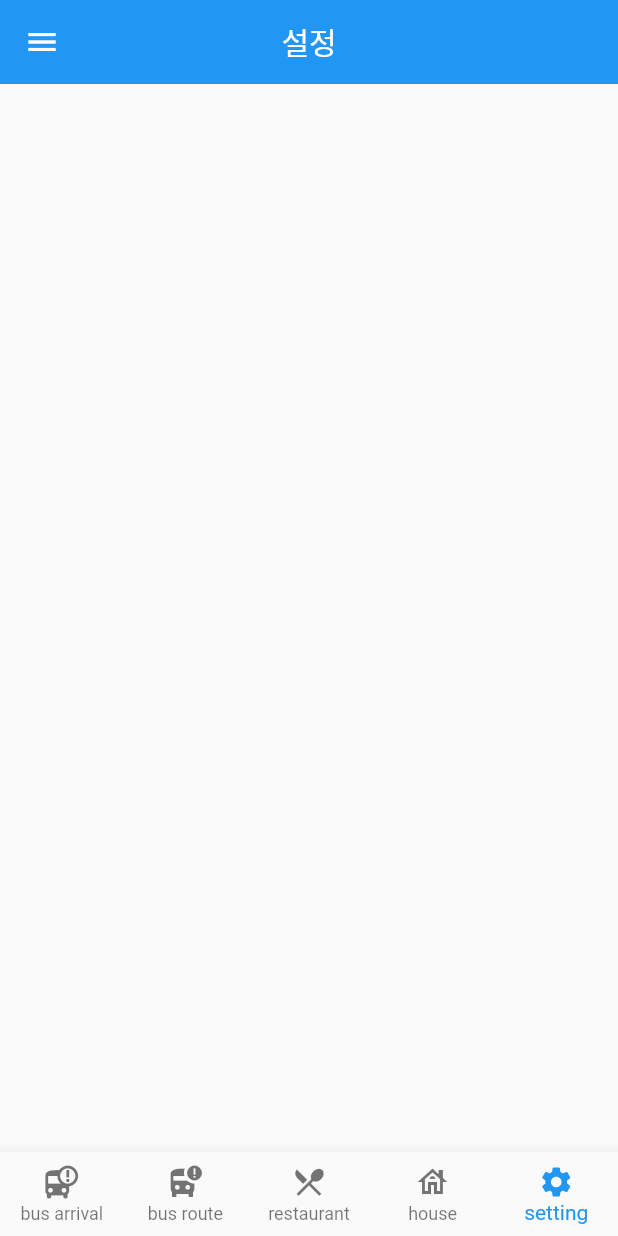
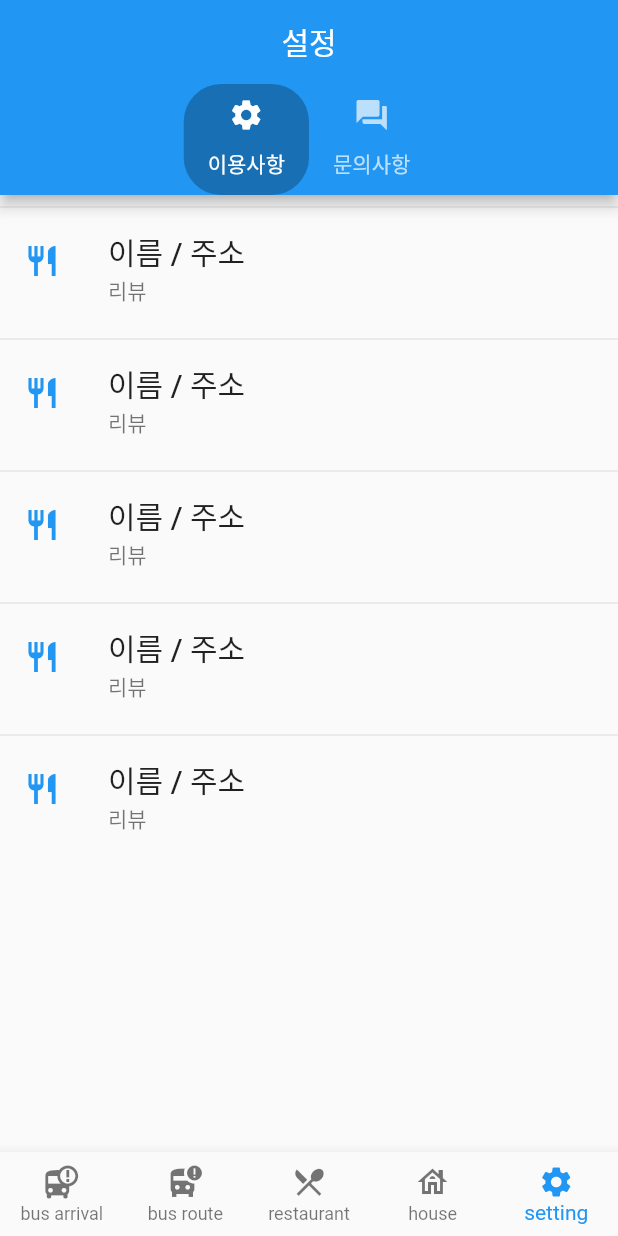
Before and after one commit to BUSS-team5/front-back, a Flutter app: the screen it shows after launch, item 5 of the bottom bar chosen, on a phone screen of 412 x 824 dp. Run offline on Flutter 3.47's test engine with Material 2 defaults, Android fonts, the phone set to English and light mode, and no system bars; missing offline and left inert: naver_map_plugin, xml2json; network calls fail.

Commit message:
음식점 부동산 설정

```diff
--- a/lib/bus_arrival.dart
+++ b/lib/bus_arrival.dart
@@ -11,7 +11,8 @@ class _MyAppState extends State<bus_arrival> {
   Widget build(BuildContext context) {
     return Scaffold(
         appBar: AppBar(
-          title: Text('버스 도착 정보'),
+          title: Text('버스 도착 정보'
+          ),
           centerTitle: true, // 중앙 정렬
           elevation: 0.0,
         ),
@@ -43,7 +44,7 @@ class _MyAppState extends State<bus_arrival> {
                     child: ListWidget(
                       end: 2,
                     ),
-                  )
+                  ),
                 ]
             )
         )
--- a/lib/bus_route.dart
+++ b/lib/bus_route.dart
@@ -63,6 +63,11 @@ class _MyAppState extends State<bus_route> {
                 ],
               ),
             ),
+        SizedBox(width: 8),
+        Card(
+        child: const Text('버스 노선 정보'),
+
+    ),
           ],
         ),
       ),
--- a/lib/house.dart
+++ b/lib/house.dart
@@ -1,55 +1,131 @@
+
 import 'package:flutter/material.dart';
-import 'package:test_project/oneroom.dart';
-import 'package:test_project/tworoom.dart';
 
-class house extends StatefulWidget {
+class house extends StatelessWidget {
   @override
-  _MyAppState createState() => _MyAppState();
-}
-
-class _MyAppState extends State<house> {
   Widget build(BuildContext context) {
-    return Scaffold(
-      appBar: AppBar(
-        title: Text('부동산 정보'),
-        centerTitle: true, // 중앙 정렬
-        elevation: 0.0,
-      ),
-      drawer: Drawer(
-        // Add a ListView to the drawer. This ensures the user can scroll
-        // through the options in the drawer if there isn't enough vertical
-        // space to fit everything.
-        child: ListView(
-          // Important: Remove any padding from the ListView.
-          padding: EdgeInsets.zero,
-          children: [
-            const DrawerHeader(
-              decoration: BoxDecoration(
-                color: Colors.blue,
+    return new MaterialApp(
+      home: new DefaultTabController(
+        length: 2,
+        child: Scaffold(
+          appBar: AppBar(
+            title: Text("부동산 정보"),
+            centerTitle: true,
+            bottom: new TabBar(
+                isScrollable: true,
+                indicator: BoxDecoration(
+                    color: Colors.black26,
+                    borderRadius:  BorderRadius.circular(25.0)
+                ) ,
+                tabs: [
+                  new Tab(text: '원룸', icon: new Icon(Icons.house)),
+                  new Tab(text: '투룸/빌라', icon: new Icon(Icons.apartment)),
+                ]),
+          ),
+          body: new TabBarView(
+            children: [
+              new ListView(
+                children: list,
               ),
-              child: Text('category'),
-            ),
-            ListTile(
-              title: const Text('원룸'),
-              onTap: () {
-                Navigator.push(
-                    context,
-                    MaterialPageRoute(builder: (context) => oneroom())
-                );
-              },
-            ),
-            ListTile(
-              title: const Text('투룸/빌라'),
-              onTap: () {
-                Navigator.push(
-                  context,
-                  MaterialPageRoute(builder: (context) => tworoom())
-                );
-              },
-            ),
-          ],
+              new ListView(
+                children: list1,
+              ),
+            ],
+          ),
         ),
       ),
     );
   }
 }
+
+List<Widget> list = <Widget>[
+  new Divider(),
+  new ListTile(
+    title: new Text('이름 / 주소',
+        style: new TextStyle(fontWeight: FontWeight.w500, fontSize: 20.0)),
+    subtitle: new Text('리뷰',),
+    leading: new Icon(
+      Icons.restaurant,
+      color: Colors.blue[500],
+    ),
+  ),
+  new Divider(),
+  new ListTile(
+    title: new Text('이름 / 주소',
+        style: new TextStyle(fontWeight: FontWeight.w500, fontSize: 20.0)),
+    subtitle: new Text('리뷰'),
+
+
+    leading: new Icon(
+      Icons.restaurant,
+      color: Colors.blue[500],
+    ),
+  ),
+  new Divider(),
+  new ListTile(
+    title: new Text('이름 / 주소',
+        style: new TextStyle(fontWeight: FontWeight.w500, fontSize: 20.0)),
+    subtitle: new Text('리뷰',),
+    leading: new Icon(
+      Icons.restaurant,
+      color: Colors.blue[500],
+    ),
+  ),
+  new Divider(),
+  new ListTile(
+    title: new Text('이름 / 주소',
+        style: new TextStyle(fontWeight: FontWeight.w500, fontSize: 20.0)),
+    subtitle: new Text('리뷰',),
+    leading: new Icon(
+      Icons.restaurant,
+      color: Colors.blue[500],
+    ),
+  ),
+];
+
+List<Widget> list1 = <Widget>[
+  new Divider(),
+  new ListTile(
+    title: new Text('이름 / 주소',
+        style: new TextStyle(fontWeight: FontWeight.w500, fontSize: 20.0)),
+    subtitle: new Text('리뷰',),
+    leading: new Icon(
+      Icons.restaurant,
+      color: Colors.blue[500],
+    ),
+  ),
+  new Divider(),
+  new ListTile(
+    title: new Text('이름 / 주소',
+        style: new TextStyle(fontWeight: FontWeight.w500, fontSize: 20.0)),
+    subtitle: new Text('리뷰',),
+    leading: new Icon(
+      Icons.restaurant,
+      color: Colors.blue[500],
+    ),
+  ),
+  new Divider(),
+  new ListTile(
+    title: new Text('이름 / 주소',
+        style: new TextStyle(fontWeight: FontWeight.w500, fontSize: 20.0)),
+    subtitle: new Text('리뷰',),
+    leading: new Icon(
+      Icons.restaurant,
+      color: Colors.blue[500],
+    ),
+  ),
+  new Divider(),
+  new ListTile(
+    title: new Text('이름 / 주소',
+        style: new TextStyle(fontWeight: FontWeight.w500, fontSize: 20.0)),
+    subtitle: new Text('리뷰',),
+    leading: new Icon(
+      Icons.restaurant,
+      color: Colors.blue[500],
+    ),
+  ),
+];
+
+void main() {
+  runApp(new house());
+}
--- a/lib/list.dart
+++ b/lib/list.dart
@@ -7,9 +7,9 @@ class ListWidget extends StatelessWidget {
   int? end;
   ListWidget({Key? key, required this.end}) : super(key: key);
 
-  late EvProvider _evProvider; // EvProvider 호출
+  late EvProvider _evProvider; // 버스 이름/도착 정보 받아오기
 
-  Widget _makeEvOne(Ev ev) {
+  Widget _makeEvOne(Ev ev) { // 리스트를 컨테이너로 제작
     var arrtemp = ev.arrtime! / 60;
     var buf = arrtemp.toInt();
     return Column(
@@ -35,7 +35,7 @@ class ListWidget extends StatelessWidget {
   }
 
   // 리스트 뷰
-  Widget _makeListView(List<Ev> evs) {
+  Widget _makeListView(List<Ev> evs) { // 버스 리스트 만들기
     var node = new List<String>.empty(growable: true);
     if(end == 1){
       node.addAll(["191", "193", "51-1", "190-3", "891-2", "57", "190", "192", "195", "900", "196"]);
--- a/lib/main.dart
+++ b/lib/main.dart
@@ -15,7 +15,7 @@ import 'dart:io';
 // 페이지 import
 
 void main() {
-  HttpOverrides.global = NoCheckCertificateHttpOverrides();
+  HttpOverrides.global = NoCheckCertificateHttpOverrides(); // API 키 권한 받아오기
   runApp( MyApp());
 } //main에서 MyApp이란 클래스를 호출한다.
 
@@ -53,12 +53,12 @@ class MyPage extends StatefulWidget {
 
 class _MyPageState extends State<MyPage> {
   int currentIndex =0;
-  final screens = [ //이게 하나하나의 화면이되고, Text등을 사용하거나, dart파일에 있는 class를 넣는다.
-    bus_arrival(),
-    bus_route(),
-    restaurant(),
-    house(),
-    setting(),
+  final screens = [
+    bus_arrival(), // 버스 도착 페이지
+    bus_route(), // 버스 노선 페이지
+    restaurant(), // 음식점 및 카페 페이지
+    house(), // 부동산 페이지
+    setting(), // 설정 페이지
   ];
   Widget build(BuildContext context) {
     return Scaffold(
@@ -70,7 +70,7 @@ class _MyPageState extends State<MyPage> {
         // navigation 기능
         type: BottomNavigationBarType.fixed,
         items: [
-          BottomNavigationBarItem(
+          BottomNavigationBarItem( // 페이지 이동 함수
             icon: Icon(Icons.bus_alert),
             label: 'bus arrival',
           ),
--- a/lib/restaurant.dart
+++ b/lib/restaurant.dart
@@ -1,55 +1,147 @@
+
 import 'package:flutter/material.dart';
-import 'package:test_project/cafe.dart';
-import 'package:test_project/food.dart';
 
-class restaurant extends StatefulWidget {
+class restaurant extends StatelessWidget {
   @override
-  _MyAppState createState() => _MyAppState();
-}
-
-class _MyAppState extends State<restaurant > {
   Widget build(BuildContext context) {
-    return Scaffold(
-      appBar: AppBar(
-        title: Text('맛집 정보'),
-        centerTitle: true, // 중앙 정렬
-        elevation: 0.0,
-      ),
-      drawer: Drawer(
-        // Add a ListView to the drawer. This ensures the user can scroll
-        // through the options in the drawer if there isn't enough vertical
-        // space to fit everything.
-        child: ListView(
-          // Important: Remove any padding from the ListView.
-          padding: EdgeInsets.zero,
-          children: [
-            const DrawerHeader(
-              decoration: BoxDecoration(
-                color: Colors.blue,
+    return new MaterialApp(
+      home: new DefaultTabController(
+        length: 2,
+        child: Scaffold(
+          appBar: AppBar(
+            title: Text("맛집 정보"),
+            centerTitle: true,
+            bottom: new TabBar(
+                isScrollable: true,
+                indicator: BoxDecoration(
+                    color: Colors.black26,
+                    borderRadius:  BorderRadius.circular(25.0)
+                ) ,
+                tabs: [
+                  new Tab(text: '카페', icon: new Icon(Icons.local_cafe)),
+                  new Tab(text: '음식점', icon: new Icon(Icons.restaurant_menu)),
+                ]),
+          ),
+          body: new TabBarView(
+            children: [
+              new ListView(
+                children: list,
               ),
-              child: Text('category'),
-            ),
-            ListTile(
-              title: const Text('음식점'),
-              onTap: () {
-                Navigator.push(
-                    context,
-                    MaterialPageRoute(builder: (context) => food())
-                );
-              },
-            ),
-            ListTile(
-              title: const Text('카페'),
-              onTap: () {
-                Navigator.push(
-                    context,
-                    MaterialPageRoute(builder: (context) => cafe())
-                );
-              },
-            ),
-          ],
+              new ListView(
+                children: Twolist,
+              ),
+            ],
+          ),
         ),
       ),
     );
   }
 }
+
+List<Widget> list = <Widget>[
+  new ListTile(
+    title: new Text('이름 / 주소',
+        style: new TextStyle(fontWeight: FontWeight.w500, fontSize: 20.0)),
+    subtitle: new Text('리뷰'),
+    leading: new Icon(
+      Icons.restaurant,
+      color: Colors.blue[500],
+    ),
+  ),
+  new Divider(),
+  new ListTile(
+    title: new Text('이름 / 주소',
+        style: new TextStyle(fontWeight: FontWeight.w500, fontSize: 20.0)),
+    subtitle: new Text('리뷰'),
+    leading: new Icon(
+      Icons.restaurant,
+      color: Colors.blue[500],
+    ),
+  ),
+  new Divider(),
+  new ListTile(
+    title: new Text('이름 / 주소',
+        style: new TextStyle(fontWeight: FontWeight.w500, fontSize: 20.0)),
+    subtitle: new Text('리뷰'),
+    leading: new Icon(
+      Icons.restaurant,
+      color: Colors.blue[500],
+    ),
+  ),
+  new Divider(),
+  new ListTile(
+    title: new Text('이름 / 주소',
+        style: new TextStyle(fontWeight: FontWeight.w500, fontSize: 20.0)),
+    subtitle: new Text('리뷰'),
+    leading: new Icon(
+      Icons.restaurant,
+      color: Colors.blue[500],
+    ),
+  ),
+];
+
+List<Widget> Twolist = <Widget>[
+  new ListTile(
+    title: new Text('이름 / 주소',
+        style: new TextStyle(fontWeight: FontWeight.w500, fontSize: 20.0)),
+    subtitle: new Text('리뷰'),
+    leading: new Icon(
+      Icons.restaurant,
+      color: Colors.blue[500],
+    ),
+  ),
+  new Divider(),
+  new ListTile(
+    title: new Text('이름 / 주소',
+        style: new TextStyle(fontWeight: FontWeight.w500, fontSize: 20.0)),
+    subtitle: new Text('리뷰'),
+    leading: new Icon(
+      Icons.restaurant,
+      color: Colors.blue[500],
+    ),
+  ),
+  new Divider(),
+  new ListTile(
+    title: new Text('이름 / 주소',
+        style: new TextStyle(fontWeight: FontWeight.w500, fontSize: 20.0)),
+    subtitle: new Text('리뷰'),
+    leading: new Icon(
+      Icons.restaurant,
+      color: Colors.blue[500],
+    ),
+  ),
+  new Divider(),
+  new ListTile(
+    title: new Text('이름 / 주소',
+        style: new TextStyle(fontWeight: FontWeight.w500, fontSize: 20.0)),
+    subtitle: new Text('리뷰',),
+    leading: new Icon(
+      Icons.restaurant,
+      color: Colors.blue[500],
+    ),
+),
+    new Divider(),
+    new ListTile(
+      title: new Text('이름 / 주소',
+          style: new TextStyle(fontWeight: FontWeight.w500, fontSize: 20.0)),
+      subtitle: new Text('리뷰',),
+      leading: new Icon(
+        Icons.restaurant,
+        color: Colors.blue[500],
+      ),
+    ),
+  new Divider(),
+  new ListTile(
+    title: new Text('이름 / 주소',
+        style: new TextStyle(fontWeight: FontWeight.w500, fontSize: 20.0)),
+    subtitle: new Text('리뷰'),
+    leading: new Icon(
+      Icons.restaurant,
+      color: Colors.blue[500],
+    ),
+  ),
+];
+
+void main() {
+  runApp(new restaurant());
+}
--- a/lib/setting.dart
+++ b/lib/setting.dart
@@ -1,80 +1,138 @@
+
 import 'package:flutter/material.dart';
 
-class setting extends StatefulWidget {
+class setting extends StatelessWidget {
   @override
-  _MyAppState createState() => _MyAppState();
-}
-
-class _MyAppState extends State<setting> {
   Widget build(BuildContext context) {
-    return Scaffold(
-      appBar: AppBar(
-        title: Text('설정'),
-        centerTitle: true, // 중앙 정렬
-        elevation: 0.0,
-      ),
-      drawer: Drawer(
-        // Add a ListView to the drawer. This ensures the user can scroll
-        // through the options in the drawer if there isn't enough vertical
-        // space to fit everything.
-        child: ListView(
-          // Important: Remove any padding from the ListView.
-          padding: EdgeInsets.zero,
-          children: [
-            const DrawerHeader(
-              decoration: BoxDecoration(
-                color: Colors.blue,
+    return new MaterialApp(
+      home: new DefaultTabController(
+        length: 2,
+        child: Scaffold(
+            appBar: AppBar(
+              title: Text("설정"),
+              centerTitle: true,
+            bottom: new TabBar(
+                isScrollable: true,
+                indicator: BoxDecoration(
+                    color: Colors.black26,
+                    borderRadius:  BorderRadius.circular(25.0)
+                ) ,
+                tabs: [
+              new Tab(text: '이용사항', icon: new Icon(Icons.settings)),
+              new Tab(text: '문의사항', icon: new Icon(Icons.question_answer)),
+          ]),
+          ),
+          body: new TabBarView(
+            children: [
+              new ListView(
+                children: list,
               ),
-              child: Text('category'),
-            ),
-            ListTile(
-              title: const Text('이용약관'),
-              onTap: () {
-                // Update the state of the app
-                // ...
-                // Then close the drawer
-                Navigator.pop(context);
-              },
-            ),
-            ListTile(
-              title: const Text('공지사항'),
-              onTap: () {
-                // Update the state of the app
-                // ...
-                // Then close the drawer
-                Navigator.pop(context);
-              },
-            ),
-            ListTile(
-              title: const Text('자주 묻는 질문'),
-              onTap: () {
-                // Update the state of the app
-                // ...
-                // Then close the drawer
-                Navigator.pop(context);
-              },
-            ),
-            ListTile(
-              title: const Text('오픈소스 라이선스'),
-              onTap: () {
-                // Update the state of the app
-                // ...
-                // Then close the drawer
-                Navigator.pop(context);
-              },
-            ),
-            ListTile(
-              title: const Text('어플리케이션 문의'),
-              onTap: () {
-                // Update the state of the app
-                // ...
-                // Then close the drawer
-                Navigator.pop(context);
-              },
-            ),
-          ],
+              new ListView(
+                children: list1,
+              ),
+            ],
+          ),
         ),
       ),
     );
   }
 }
+
+List<Widget> list = <Widget>[
+  new Divider(),
+  new ListTile(
+    title: new Text('이름 / 주소',
+        style: new TextStyle(fontWeight: FontWeight.w500, fontSize: 20.0)),
+    subtitle: new Text('리뷰',),
+    leading: new Icon(
+      Icons.restaurant,
+      color: Colors.blue[500],
+    ),
+  ),
+new Divider(),
+new ListTile(
+title: new Text('이름 / 주소',
+style: new TextStyle(fontWeight: FontWeight.w500, fontSize: 20.0)),
+subtitle: new Text('리뷰',),
+leading: new Icon(
+Icons.restaurant,
+color: Colors.blue[500],
+),
+),
+    new Divider(),
+    new ListTile(
+      title: new Text('이름 / 주소',
+          style: new TextStyle(fontWeight: FontWeight.w500, fontSize: 20.0)),
+      subtitle: new Text('리뷰',),
+      leading: new Icon(
+        Icons.restaurant,
+        color: Colors.blue[500],
+      ),
+    ),
+    new Divider(),
+    new ListTile(
+      title: new Text('이름 / 주소',
+          style: new TextStyle(fontWeight: FontWeight.w500, fontSize: 20.0)),
+      subtitle: new Text('리뷰',),
+      leading: new Icon(
+        Icons.restaurant,
+        color: Colors.blue[500],
+      ),
+    ),
+    new Divider(),
+    new ListTile(
+      title: new Text('이름 / 주소',
+          style: new TextStyle(fontWeight: FontWeight.w500, fontSize: 20.0)),
+      subtitle: new Text('리뷰',),
+      leading: new Icon(
+        Icons.restaurant,
+        color: Colors.blue[500],
+      ),
+    ),
+];
+
+List<Widget> list1 = <Widget>[
+  new ListTile(
+    title: new Text('이름',
+        style: new TextStyle(fontWeight: FontWeight.w500, fontSize: 20.0)),
+    subtitle: new Text(''),
+    leading: new Icon(
+      Icons.restaurant,
+      color: Colors.blue[500],
+    ),
+  ),
+  new Divider(),
+  new ListTile(
+    title: new Text('이름',
+        style: new TextStyle(fontWeight: FontWeight.w500, fontSize: 20.0)),
+    subtitle: new Text(''),
+    leading: new Icon(
+      Icons.restaurant,
+      color: Colors.blue[500],
+    ),
+  ),
+  new Divider(),
+  new ListTile(
+    title: new Text('이름',
+        style: new TextStyle(fontWeight: FontWeight.w500, fontSize: 20.0)),
+    subtitle: new Text(''),
+    leading: new Icon(
+      Icons.restaurant,
+      color: Colors.blue[500],
+    ),
+  ),
+  new Divider(),
+  new ListTile(
+    title: new Text('이름',
+        style: new TextStyle(fontWeight: FontWeight.w500, fontSize: 20.0)),
+    subtitle: new Text(''),
+    leading: new Icon(
+      Icons.restaurant,
+      color: Colors.blue[500],
+    ),
+  ),
+];
+
+void main() {
+  runApp(new setting());
+}
--- a/pubspec.yaml
+++ b/pubspec.yaml
@@ -31,6 +31,8 @@ environment:
 dependencies:
   flutter:
     sdk: flutter
+
+
 
 
   # The following adds the Cupertino Icons font to your application.
```
Also changed, not shown: lib/cafe.dart (deleted, +0 -18 lines), lib/food.dart (deleted, +0 -19 lines), lib/oneroom.dart (deleted, +0 -19 lines), lib/tworoom.dart (deleted, +0 -20 lines), 8 other files.
